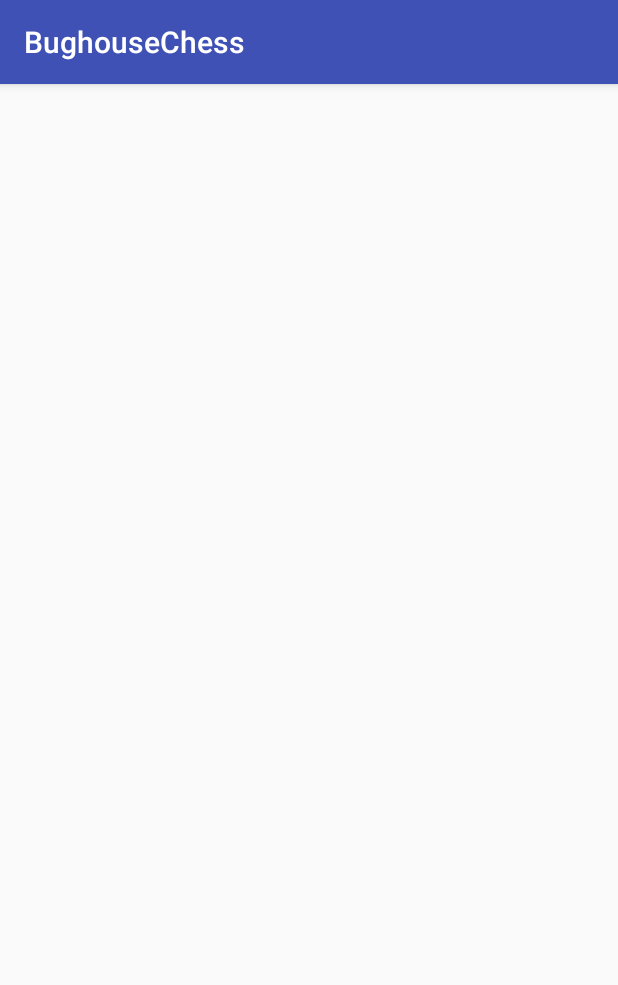
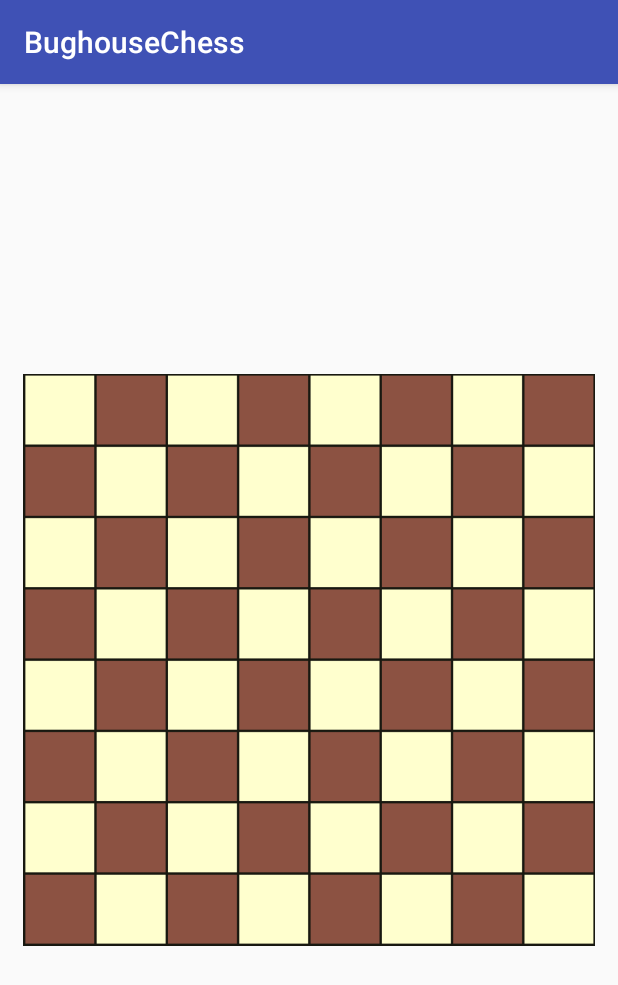
Before and after one commit to mdzirbel/BughouseChess, an Android app: the ChessBoard screen opened directly, with no data from a screen before it, on a phone screen of 412 x 824 dp. Shown: the top 985 px of the screen. Run offline under Robolectric (Android 15) with nearby library versions, the phone set to English and light mode, and no system bars.

Commit message:
Added chess board and two table rows

```diff
--- a/app/src/main/AndroidManifest.xml
+++ b/app/src/main/AndroidManifest.xml
@@ -18,5 +18,4 @@
         </activity>
         <activity android:name=".ChessBoard"></activity>
     </application>
-
 </manifest>
--- a/app/src/main/res/layout/activity_chess_board.xml
+++ b/app/src/main/res/layout/activity_chess_board.xml
@@ -6,4 +6,48 @@
     android:layout_height="match_parent"
     tools:context=".ChessBoard">
 
+
+    <ImageView
+        android:id="@+id/gridView"
+        android:layout_width="wrap_content"
+        android:layout_height="381dp"
+        android:layout_marginTop="65dp"
+        android:layout_marginBottom="65dp"
+        android:contentDescription="image for board"
+        app:layout_constraintBottom_toBottomOf="parent"
+        app:layout_constraintEnd_toEndOf="parent"
+        app:layout_constraintStart_toStartOf="parent"
+        app:layout_constraintTop_toTopOf="parent"
+        app:srcCompat="@drawable/chessgrid" />
+
+    <TableRow
+        android:id="@+id/topReserve"
+        android:layout_width="368dp"
+        android:layout_height="49dp"
+        android:layout_marginStart="8dp"
+        android:layout_marginTop="8dp"
+        android:layout_marginEnd="8dp"
+        android:layout_marginBottom="8dp"
+        android:gravity="top"
+        app:layout_constraintBottom_toTopOf="@+id/gridView"
+        app:layout_constraintEnd_toEndOf="parent"
+        app:layout_constraintHorizontal_bias="0.0"
+        app:layout_constraintStart_toStartOf="parent"
+        app:layout_constraintTop_toTopOf="parent"
+        app:layout_constraintVertical_bias="1.0" />
+
+    <TableRow
+        android:id="@+id/bottomReserve"
+        android:layout_width="368dp"
+        android:layout_height="49dp"
+        android:layout_marginStart="8dp"
+        android:layout_marginTop="8dp"
+        android:layout_marginEnd="8dp"
+        android:layout_marginBottom="8dp"
+        android:gravity="bottom"
+        app:layout_constraintBottom_toBottomOf="parent"
+        app:layout_constraintEnd_toEndOf="parent"
+        app:layout_constraintStart_toStartOf="parent"
+        app:layout_constraintTop_toBottomOf="@+id/gridView" />
+
 </android.support.constraint.ConstraintLayout>
```
